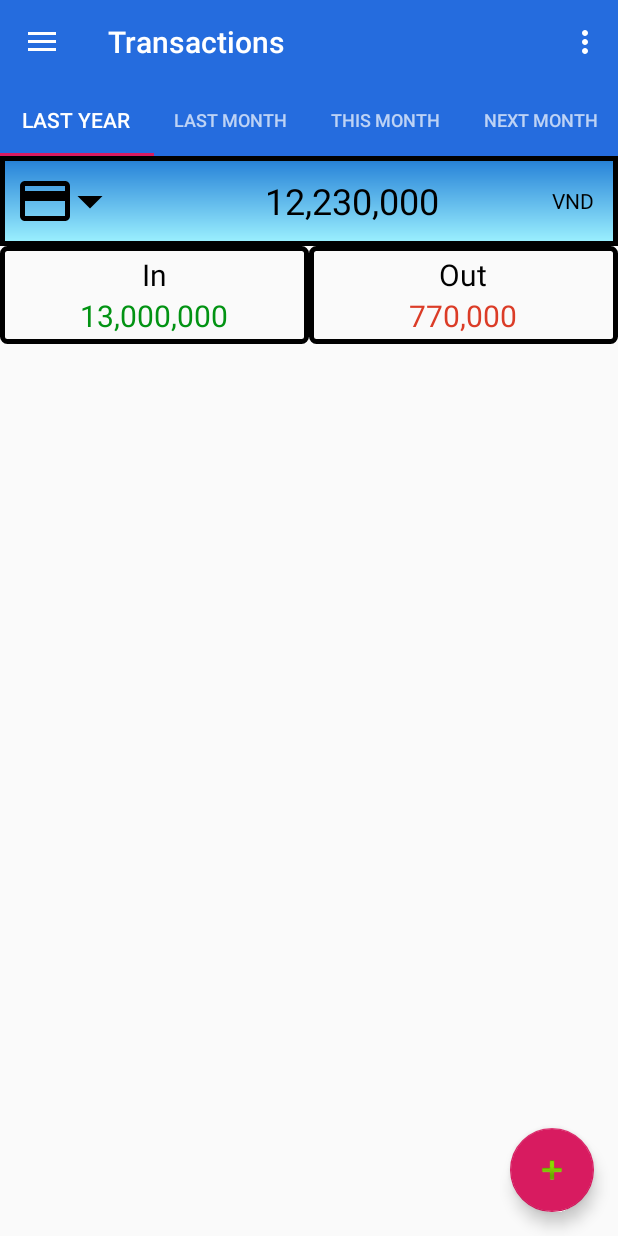
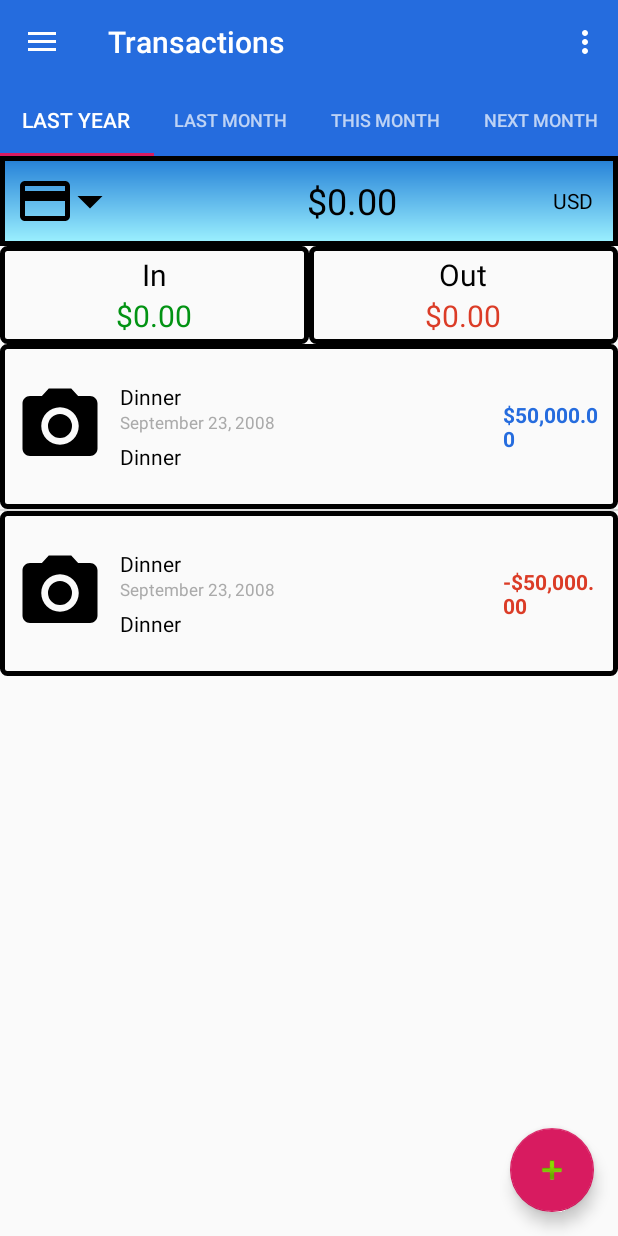
Before and after one commit to HuynhHongAn/MoneyLover2018, an Android app: the TransactionsActivity screen opened directly, with no data from a screen before it, on a phone screen of 412 x 824 dp. Run offline under Robolectric (Android 15) with nearby library versions, the light colour scheme and no system bars; our stand-ins replace Firebase (no records; nobody signed in at launch, a user with empty details on screens opened directly).

Commit message:
finished listing transaction

```diff
--- a/app/src/main/java/com/nmcnpm/nhom10/moneylover/TransactionAdapter.java
+++ b/app/src/main/java/com/nmcnpm/nhom10/moneylover/TransactionAdapter.java
@@ -2,6 +2,7 @@ package com.nmcnpm.nhom10.moneylover;
 
 
 import android.content.Context;
+import android.graphics.Color;
 import android.support.design.widget.Snackbar;
 import android.view.LayoutInflater;
 import android.view.View;
@@ -12,6 +13,7 @@ import android.widget.ArrayAdapter;
 import android.widget.ImageView;
 import android.widget.TextView;
 
+import java.text.NumberFormat;
 import java.util.ArrayList;
 
 public class TransactionAdapter extends ArrayAdapter<TransactionModel> implements View.OnClickListener{
@@ -19,20 +21,22 @@ public class TransactionAdapter extends ArrayAdapter<TransactionModel> implement
     private ArrayList<TransactionModel> dataSet;
     Context mContext;
 
+    NumberFormat format = NumberFormat.getCurrencyInstance();
+
     // View lookup cache
     private static class ViewHolder {
-        TextView tvTransactionName;
-        TextView tvTransactionDate;
-        TextView tvTransactionAmount;
+        TextView tvAmount;
+        TextView tvName;
+        TextView tvDate;
         TextView tvNote;
         ImageView tvTransactionIcon;
+        TextView tvCurrency;
     }
 
     public TransactionAdapter(ArrayList<TransactionModel> data, Context context) {
         super(context, R.layout.transaction_row, data);
         this.dataSet = data;
         this.mContext=context;
-
     }
 
     @Override
@@ -45,7 +49,7 @@ public class TransactionAdapter extends ArrayAdapter<TransactionModel> implement
         switch (v.getId())
         {
             case R.id.ivTransactionIcon:
-                Snackbar.make(v, "Release date " + TransactionModel.getIcon(), Snackbar.LENGTH_LONG)
+                Snackbar.make(v, "Release date (add transaction wallet here)", Snackbar.LENGTH_LONG)
                         .setAction("No action", null).show();
                 break;
         }
@@ -56,7 +60,7 @@ public class TransactionAdapter extends ArrayAdapter<TransactionModel> implement
     @Override
     public View getView(int position, View convertView, ViewGroup parent) {
         // Get the data item for this position
-        TransactionModel TransactionModel = getItem(position);
+        TransactionModel transactionModel = getItem(position);
         // Check if an existing view is being reused, otherwise inflate the view
         ViewHolder viewHolder; // view lookup cache stored in tag
 
@@ -64,14 +68,13 @@ public class TransactionAdapter extends ArrayAdapter<TransactionModel> implement
 
         if (convertView == null) {
 
-
             viewHolder = new ViewHolder();
             LayoutInflater inflater = LayoutInflater.from(getContext());
             convertView = inflater.inflate(R.layout.transaction_row, parent, false);
-            viewHolder.tvTransactionName = (TextView) convertView.findViewById(R.id.tvTransactionName);
-            viewHolder.tvTransactionDate = (TextView) convertView.findViewById(R.id.tvTransactionDate);
-            viewHolder.tvTransactionAmount = (TextView) convertView.findViewById(R.id.tvTransactionAmount);
-            viewHolder.tvNote = (TextView) convertView.findViewById(R.id.etNote);
+            viewHolder.tvAmount = (TextView) convertView.findViewById(R.id.tvAmount);
+            viewHolder.tvName = (TextView) convertView.findViewById(R.id.tvName);
+            viewHolder.tvDate = (TextView) convertView.findViewById(R.id.tvDate);
+            viewHolder.tvNote = (TextView) convertView.findViewById(R.id.tvNote);
             viewHolder.tvTransactionIcon = (ImageView) convertView.findViewById(R.id.ivTransactionIcon);
 
             result=convertView;
@@ -86,10 +89,18 @@ public class TransactionAdapter extends ArrayAdapter<TransactionModel> implement
         result.startAnimation(animation);
         lastPosition = position;
 
-        viewHolder.tvTransactionName.setText(TransactionModel.getName());
-        viewHolder.tvTransactionDate.setText(TransactionModel.getDate());
-        viewHolder.tvNote.setText(TransactionModel.getNote());
-        viewHolder.tvTransactionAmount.setText(TransactionModel.getAmount().toString());
+        Boolean isNavigation = transactionModel.getIsNegative();
+        if (isNavigation){
+            //DO NOTHING
+        }
+        else {
+            viewHolder.tvAmount.setTextColor(Color.parseColor("#256CDE"));
+
+        }
+        viewHolder.tvAmount.setText(format.format(transactionModel.getAmount()));
+        viewHolder.tvName.setText(transactionModel.getName());
+        viewHolder.tvNote.setText(transactionModel.getNote());
+        viewHolder.tvDate.setText(transactionModel.getDate());
         viewHolder.tvTransactionIcon.setOnClickListener(this);
         viewHolder.tvTransactionIcon.setTag(position);
         // Return the completed view to render on screen
--- a/app/src/main/java/com/nmcnpm/nhom10/moneylover/TransactionModel.java
+++ b/app/src/main/java/com/nmcnpm/nhom10/moneylover/TransactionModel.java
@@ -1,38 +1,39 @@
 package com.nmcnpm.nhom10.moneylover;
 
 public class TransactionModel {
-    String name;
     String date;
     Float amount;
+    String name;
     String iconScr;
     String note;
-    Integer wallet;
+    String wallet;
     Boolean isNegative = true;
 
-    public TransactionModel(String name, String date, Float amount, String iconScr, String note) {
-        this.name = name;
+    public TransactionModel(Float amount, String name, String date, String note, String wallet) {
+        this.wallet = wallet;
         this.date = date;
         this.amount = amount;
-        this.iconScr = iconScr;
+        this.name = name;
         this.note = note;
+        this.isNegative = amount < 0;
 
-    }
-
-    public String getName() {
-        return name;
-    }
-
-    public String getDate() {
-        return date;
     }
 
     public Float getAmount() {
         return amount;
     }
 
-    public String getIcon() {
-        return iconScr;
+    public String getName() { return name; }
+
+    public String getDate() {
+        return date;
     }
 
-    public String getNote() { return note; }
+    public String getNote() {
+        return note;
+    }
+
+    public String getWallet() { return wallet; }
+
+    public Boolean getIsNegative() { return isNegative; }
 }
--- a/app/src/main/java/com/nmcnpm/nhom10/moneylover/TransactionsActivity.java
+++ b/app/src/main/java/com/nmcnpm/nhom10/moneylover/TransactionsActivity.java
@@ -2,6 +2,7 @@ package com.nmcnpm.nhom10.moneylover;
 
 import android.content.Intent;
 import android.os.Bundle;
+import android.support.annotation.NonNull;
 import android.support.design.widget.FloatingActionButton;
 import android.support.design.widget.Snackbar;
 import android.support.design.widget.TabLayout;
@@ -9,6 +10,7 @@ import android.support.v4.app.Fragment;
 import android.support.v4.app.FragmentManager;
 import android.support.v4.app.FragmentPagerAdapter;
 import android.support.v4.view.ViewPager;
+import android.util.Log;
 import android.view.LayoutInflater;
 import android.view.View;
 import android.support.design.widget.NavigationView;
@@ -24,6 +26,13 @@ import android.widget.AdapterView;
 import android.widget.ListView;
 import android.widget.TextView;
 
+import com.google.android.gms.tasks.OnCompleteListener;
+import com.google.android.gms.tasks.Task;
+import com.google.firebase.firestore.FirebaseFirestore;
+import com.google.firebase.firestore.QueryDocumentSnapshot;
+import com.google.firebase.firestore.QuerySnapshot;
+
+import java.text.NumberFormat;
 import java.util.ArrayList;
 
 public class TransactionsActivity extends AppCompatActivity
@@ -35,6 +44,15 @@ public class TransactionsActivity extends AppCompatActivity
     ListView listView;
     private static TransactionAdapter adapter;
 
+    FirebaseFirestore db;
+    float totalPositive = 0f;
+    float totalNegative = 0f;
+
+    TextView tvNegativeTotal, tvPositiveTotal, tvTotalMoney;
+    NumberFormat format;
+
+    private static final String TAG = "TransactionsActivity";
+
 
     @Override
     protected void onCreate(Bundle savedInstanceState) {
@@ -43,6 +61,12 @@ public class TransactionsActivity extends AppCompatActivity
         Toolbar toolbar = (Toolbar) findViewById(R.id.toolbar);
         setSupportActionBar(toolbar);
 
+        db = FirebaseFirestore.getInstance();
+
+        tvNegativeTotal = findViewById(R.id.tvNegativeTotal);
+        tvPositiveTotal = findViewById(R.id.tvPositiveTotal);
+        tvTotalMoney = findViewById(R.id.tvTotalMoney);
+        format = NumberFormat.getCurrencyInstance();
 
         // Create the adapter that will return a fragment for each of the three
         // primary sections of the activity.
@@ -82,21 +106,36 @@ public class TransactionsActivity extends AppCompatActivity
 
         dataModels= new ArrayList<>();
 
-//        dataModels.add(new TransactionModel("Apple Pie", "Android 1.0", "50,000","September 23, 2008"));
-//        dataModels.add(new TransactionModel("Banana Bread", "Android 1.1", "10,000","February 9, 2009"));
-//        dataModels.add(new TransactionModel("Cupcake", "Android 1.5", "30,000","April 27, 2009"));
-//        dataModels.add(new TransactionModel("Donut","Android 1.6","13,000","September 15, 2009"));
-//        dataModels.add(new TransactionModel("Eclair", "Android 2.0", "14,000","October 26, 2009"));
-//        dataModels.add(new TransactionModel("Froyo", "Android 2.2", "20,000","May 20, 2010"));
-//        dataModels.add(new TransactionModel("Gingerbread", "Android 2.3", "9,000","December 6, 2010"));
-//        dataModels.add(new TransactionModel("Honeycomb","Android 3.0","11,0000","February 22, 2011"));
-//        dataModels.add(new TransactionModel("Ice Cream Sandwich", "Android 4.0", "14,0000","October 18, 2011"));
-//        dataModels.add(new TransactionModel("Jelly Bean", "Android 4.2", "16,0000","July 9, 2012"));
-//        dataModels.add(new TransactionModel("Kitkat", "Android 4.4", "19,0000","October 31, 2013"));
-//        dataModels.add(new TransactionModel("Lollipop","Android 5.0","21,0000","November 12, 2014"));
-//        dataModels.add(new TransactionModel("Marshmallow", "Android 6.0", "23,0000","October 5, 2015"));
+        db.collection("transactions")
+                .get()
+                .addOnCompleteListener(new OnCompleteListener<QuerySnapshot>() {
+                    @Override
+                    public void onComplete(@NonNull Task<QuerySnapshot> task) {
+                        if (task.isSuccessful()) {
+                            for (QueryDocumentSnapshot document : task.getResult()) {
+                                Float amount = Float.valueOf(document.getData().get("amount").toString());
+                                String type = document.getData().get("type").toString();
+                                String date = document.getData().get("date").toString();
+                                String note = document.getData().get("note").toString();
+                                String wallet = document.getData().get("wallet").toString();
 
-        adapter= new TransactionAdapter(dataModels,getApplicationContext());
+                                TransactionModel newTransaction = new TransactionModel(amount, type, date, note, wallet);
+                                dataModels.add(newTransaction);
+                                float tempAmount = newTransaction.getAmount();
+                                if (tempAmount > 0){
+                                    totalPositive += tempAmount;
+                                } else {
+                                    totalNegative += tempAmount;
+                                }
+
+                                Log.d(TAG, document.getId() + " => " + dataModels);
+
+                            }
+
+                            adapter = new TransactionAdapter(dataModels, TransactionsActivity.this);
+                            tvNegativeTotal.setText(format.format(totalNegative));
+                            tvPositiveTotal.setText(format.format(totalPositive));
+                            tvTotalMoney.setText(format.format(totalNegative + totalPositive));
 
                             listView.setAdapter(adapter);
                             listView.setOnItemClickListener(new AdapterView.OnItemClickListener() {
@@ -105,6 +144,8 @@ public class TransactionsActivity extends AppCompatActivity
 
                                     TransactionModel dataModel= dataModels.get(position);
 
+
+
 //                Snackbar.make(view, dataModel.getName()+"\n"+dataModel.getDate()+" API: "+dataModel.getAmount(), Snackbar.LENGTH_LONG)
 //                        .setAction("No action", null).show();
                                     Intent i = new Intent(getApplicationContext(), TransactionEditActivity.class);
@@ -112,6 +153,18 @@ public class TransactionsActivity extends AppCompatActivity
 
                                 }
                             });
+                        } else {
+                            Log.w(TAG, "Error getting documents.", task.getException());
+                        }
+                    }
+                });
+
+
+        dataModels.add(new TransactionModel(50000f, "Dinner", "September 23, 2008","Dinner", "123"));
+        dataModels.add(new TransactionModel(-50000f, "Dinner", "September 23, 2008","Dinner", "123"));
+
+        //adapter= new TransactionAdapter(dataModels,getApplicationContext());
+
     }
 
     @Override
--- a/app/src/main/res/layout/activity_transaction_create.xml
+++ b/app/src/main/res/layout/activity_transaction_create.xml
@@ -46,7 +46,7 @@
                         android:layout_width="0dp"
                         android:layout_height="wrap_content"
                         android:layout_weight="10"
-                        android:inputType="number"
+                        android:inputType="numberDecimal|numberSigned"
                         android:hint="Amount"/>
 
                 </LinearLayout>
--- a/app/src/main/res/layout/content_transactions.xml
+++ b/app/src/main/res/layout/content_transactions.xml
@@ -49,21 +49,21 @@
             android:id="@+id/tvTotalMoney"
             android:layout_width="0dp"
             android:layout_height="wrap_content"
-            android:text="12,230,000"
+            android:text="0"
             android:layout_weight="4"
             android:textColor="@color/black"
             android:textAlignment="center"
             android:layout_gravity="center_vertical"
             android:textSize="24dp"/>
         <TextView
-            android:id="@+id/tvCurrency"
+            android:id="@+id/tvTotalCurrency"
             android:layout_width="0dp"
             android:layout_height="wrap_content"
             android:layout_weight="1"
             android:textColor="@color/black"
             android:textAlignment="center"
             android:layout_gravity="center_vertical"
-            android:text="VND"/>
+            android:text="USD"/>
     </LinearLayout>
 
     <LinearLayout
@@ -88,11 +88,12 @@
                 android:textAlignment="center"/>
 
             <TextView
+                android:id="@+id/tvPositiveTotal"
                 android:layout_width="match_parent"
                 android:layout_height="wrap_content"
                 android:textSize="20dp"
                 android:textColor="@color/green"
-                android:text="13,000,000"
+                android:text="0"
                 android:textAlignment="center"/>
         </LinearLayout>
 
@@ -113,11 +114,12 @@
                 android:textAlignment="center"/>
 
             <TextView
+                android:id="@+id/tvNegativeTotal"
                 android:layout_width="match_parent"
                 android:layout_height="wrap_content"
                 android:textSize="20dp"
                 android:textColor="@color/red"
-                android:text="770,000"
+                android:text="0"
                 android:textAlignment="center"/>
         </LinearLayout>
 
--- a/app/src/main/res/layout/transaction_row.xml
+++ b/app/src/main/res/layout/transaction_row.xml
@@ -2,7 +2,7 @@
 
 <LinearLayout xmlns:android="http://schemas.android.com/apk/res/android"
     android:layout_width="match_parent"
-    android:layout_height="wrap_content"
+    android:layout_height="110dp"
     android:orientation="horizontal"
     android:padding="10dp"
     android:background="@drawable/button_bg"
@@ -10,22 +10,22 @@
 
     <ImageView
         android:id="@+id/ivTransactionIcon"
+        android:layout_width="wrap_content"
+        android:layout_height="wrap_content"
+        android:src="@drawable/ic_menu_camera"
+        android:scaleType="fitCenter"
+        android:layout_gravity="center_vertical"
+        android:minHeight="60dp"
+        android:minWidth="60dp" />
+    <LinearLayout
         android:layout_width="0dp"
         android:layout_height="wrap_content"
-        android:layout_weight="1"
-        android:src="@drawable/ic_menu_camera"
-        android:scaleType="fitCenter"
-        android:minHeight="50dp"
-        android:minWidth="50dp" />
-    <LinearLayout
-        android:layout_width="0dp"
-        android:layout_height="match_parent"
         android:layout_weight="4"
         android:paddingLeft="10dp"
         android:orientation="vertical"
         android:layout_gravity="center_vertical">
         <TextView
-            android:id="@+id/tvTransactionName"
+            android:id="@+id/tvName"
             android:layout_width="wrap_content"
             android:layout_height="wrap_content"
             android:layout_alignParentTop="true"
@@ -35,23 +35,43 @@
 
 
         <TextView
-            android:id="@+id/tvTransactionDate"
+            android:id="@+id/tvDate"
             android:layout_width="wrap_content"
             android:layout_height="wrap_content"
             android:layout_below="@+id/name"
-            android:layout_marginTop="5dp"
+            android:textSize="11dp"
             android:text="31 October 2018"
             android:textColor="@android:color/darker_gray" />
+
+        <TextView
+            android:id="@+id/tvNote"
+            android:layout_width="match_parent"
+            android:layout_height="match_parent"
+            android:layout_below="@+id/name"
+            android:maxLines="3"
+            android:layout_marginTop="5dp"
+            android:text="Note here"
+            android:textColor="@android:color/black" />
     </LinearLayout>
 
 
-    <TextView
-        android:id="@+id/tvTransactionAmount"
-        android:layout_width="wrap_content"
+    <LinearLayout
+        android:layout_width="0dp"
         android:layout_height="wrap_content"
-        android:layout_gravity="center_vertical"
-        android:text="500,000"
-        android:textColor="@color/red"
-        android:textStyle="bold" />
+        android:layout_weight="1"
+        android:layout_gravity="center_vertical">
+        <TextView
+            android:id="@+id/tvAmount"
+            android:layout_width="0dp"
+            android:layout_height="wrap_content"
+            android:layout_weight="1"
+            android:layout_gravity="center_vertical"
+            android:text="500,000"
+            android:textColor="@color/red"
+            android:textStyle="bold" />
+
+    </LinearLayout>
+
+
 
 </LinearLayout>
```
Lines whose indentation alone changed are shown as unchanged.
